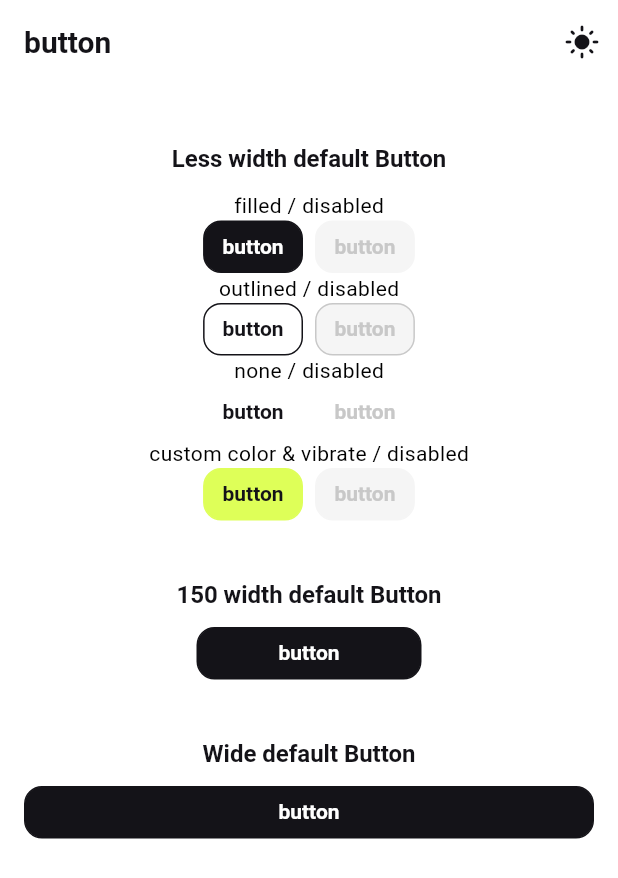
After one commit to noncelab/coconut_design_system, a Flutter app: the ButtonScreen screen opened by its route, after a tap on "button", on a phone screen of 412 x 824 dp. The commit adds this screen. Shown: the top 878 px of the screen. Run offline on Flutter 3.47's test engine with Material 3 defaults, Android fonts, the phone set to English and light mode, and no system bars; our stand-ins replace flutter_svg, go_router, vibration; Roboto replaces fonts that are missing (Pretendard).

Commit message:
feat: define CoconutButton and apply to example

````diff
--- a/example/lib/main.dart
+++ b/example/lib/main.dart
@@ -1,4 +1,5 @@
 import 'package:coconut_design_system/coconut_design_system.dart';
+import 'package:example/screens/button.dart';
 import 'package:example/screens/color.dart';
 import 'package:example/screens/home.dart';
 import 'package:example/screens/icon.dart';
@@ -64,5 +65,10 @@ final GoRouter _router = GoRouter(
       path: '/icon',
       builder: (context, state) => const IconScreen(),
     ),
+    GoRoute(
+      name: 'button',
+      path: '/button',
+      builder: (context, state) => const ButtonScreen(),
+    ),
   ],
 );
--- /dev/null
+++ b/example/lib/screens/button.dart
@@ -0,0 +1,132 @@
+import 'package:example/appbar.dart';
+import 'package:example/provider/theme_provider.dart';
+import 'package:flutter/material.dart';
+import 'package:coconut_design_system/coconut_design_system.dart';
+import 'package:provider/provider.dart';
+
+class ButtonScreen extends StatelessWidget {
+  const ButtonScreen({super.key});
+
+  @override
+  Widget build(BuildContext context) {
+    return Scaffold(
+      appBar: const MyAppBar(),
+      body: SingleChildScrollView(
+        child: Consumer<ThemeProvider>(
+          builder: (context, themeProvider, child) {
+            final isDarkMode = themeProvider.themeMode == ThemeMode.dark;
+            final brightness = isDarkMode ? Brightness.dark : Brightness.light;
+
+            return Padding(
+              padding: const EdgeInsets.symmetric(
+                  horizontal: CoconutLayout.defaultPadding),
+              child: Center(
+                child: Column(
+                  children: [
+                    _titleBox('Less width default Button', brightness),
+                    _buttonBox(
+                      'filled / disabled',
+                      brightness,
+                      CoconutButton(
+                        brightness: brightness,
+                        text: 'button',
+                        onPressed: () => debugPrint('button Pressed!'),
+                      ),
+                    ),
+                    _buttonBox(
+                      'outlined / disabled',
+                      brightness,
+                      CoconutButton(
+                        brightness: brightness,
+                        text: 'button',
+                        buttonType: CoconutButtonType.outlined,
+                        onPressed: () => debugPrint('button Pressed!'),
+                      ),
+                    ),
+                    _buttonBox(
+                      'none / disabled',
+                      brightness,
+                      CoconutButton(
+                        brightness: brightness,
+                        text: 'button',
+                        buttonType: CoconutButtonType.none,
+                        onPressed: () => debugPrint('button Pressed!'),
+                      ),
+                    ),
+                    _buttonBox(
+                      'custom color & vibrate / disabled',
+                      brightness,
+                      CoconutButton(
+                        brightness: brightness,
+                        text: 'button',
+                        backgroundColor: CoconutColors.primary,
+                        foregroundColor: CoconutColors.black,
+                        pressedTextColor: CoconutColors.black,
+                        buttonType: CoconutButtonType.filled,
+                        isVibrateActive: true,
+                        onPressed: () => debugPrint('button Pressed!'),
+                      ),
+                    ),
+                    _titleBox('150 width default Button', brightness),
+                    CoconutButton(
+                      brightness: brightness,
+                      text: 'button',
+                      width: 150,
+                      onPressed: () => debugPrint('button Pressed!'),
+                    ),
+                    _titleBox('Wide default Button', brightness),
+                    CoconutButton(
+                      brightness: brightness,
+                      text: 'button',
+                      isExpand: true,
+                      onPressed: () => debugPrint('button Pressed!'),
+                    ),
+                  ],
+                ),
+              ),
+            );
+          },
+        ),
+      ),
+    );
+  }
+
+  Widget _titleBox(String title, Brightness brightness) {
+    return Column(
+      crossAxisAlignment: CrossAxisAlignment.center,
+      children: [
+        CoconutLayout.spacing_1000h,
+        Text(
+          title,
+          style: CoconutTypography.body1_16_Bold.setColor(
+            CoconutColors.onPrimary(brightness),
+          ),
+        ),
+        CoconutLayout.spacing_300h,
+      ],
+    );
+  }
+
+  Widget _buttonBox(
+    String subtitle,
+    Brightness brightness,
+    CoconutButton child,
+  ) {
+    return Column(
+      crossAxisAlignment: CrossAxisAlignment.center,
+      children: [
+        Text(subtitle),
+        Row(
+          mainAxisAlignment: MainAxisAlignment.center,
+          children: [
+            child,
+            CoconutLayout.spacing_200w,
+            child.copyWith(
+              isActive: false,
+            )
+          ],
+        )
+      ],
+    );
+  }
+}
--- a/lib/src/components/button.dart
+++ b/lib/src/components/button.dart
@@ -0,0 +1,313 @@
+import 'package:coconut_design_system/coconut_design_system.dart';
+import 'package:coconut_design_system/src/util/vibration.dart';
+import 'package:flutter/material.dart';
+
+/// ## **Coconut Design System - Custom Button**
+/// **CoconutButton** is a fully customizable button widget for the Coconut Design System.
+///
+/// ### **Features:**
+/// - Supports **filled, outlined, and none** button types.
+/// - Automatically adjusts colors for **light and dark mode**.
+/// - Includes **vibration feedback** on click (optional).
+/// - Allows buttons to be **fully expanded** to the screen width.
+/// - Customizable **border, radius, padding, and typography**.
+///
+/// ### **Usage Example:**
+/// ```dart
+/// CoconutButton(
+///   brightness: Brightness.light,
+///   text: "Click Me",
+///   onPressed: () {
+///     print("Button Clicked!");
+///   },
+/// )
+/// ```
+class CoconutButton extends StatefulWidget {
+  /// **Brightness of the button**
+  /// - Affects default color scheme (light/dark mode).
+  final Brightness brightness;
+
+  /// **Button width**
+  /// - If `isExpand` is `true`, it takes the full screen width.
+  final double? width;
+
+  /// **Button height** (Optional)
+  final double? height;
+
+  /// **Padding inside the button**
+  /// - Default: `EdgeInsets.symmetric(vertical: 8, horizontal: 12)`
+  final EdgeInsets padding;
+
+  /// **Border width**
+  /// - Default: `1`
+  final double borderWidth;
+
+  /// **Border radius (rounded corners)**
+  /// - Default: `12`
+  final double borderRadius;
+
+  /// **Callback function when button is clicked**
+  final VoidCallback onPressed;
+
+  /// **Button label text**
+  final String text;
+
+  /// **Text style for the button label**
+  final TextStyle textStyle;
+
+  /// **Background color (default varies based on brightness)**
+  final Color backgroundColor;
+
+  /// **Text color (default varies based on brightness)**
+  final Color foregroundColor;
+
+  /// **Background color when button is pressed**
+  final Color pressedBackgroundColor;
+
+  /// **Text color when button is pressed**
+  final Color pressedForegroundColor;
+
+  /// **Text color when button is pressed**
+  final Color pressedTextColor;
+
+  /// **Background color when button is disabled**
+  final Color disabledBackgroundColor;
+
+  /// **Text color when button is disabled**
+  final Color disabledForegroundColor;
+
+  /// **Enable vibration feedback when clicked**
+  /// - Default: `false`
+  final bool isVibrateActive;
+
+  /// **Button active state**
+  /// - If `false`, the button appears disabled.
+  final bool isActive;
+
+  /// **Expand button width to full screen**
+  /// - If `true`, the button takes the full width of the screen.
+  final bool isExpand;
+
+  /// **Button type (filled, outlined, none)**
+  final CoconutButtonType buttonType;
+
+  /// **Constructor for CoconutButton**
+  CoconutButton({
+    super.key,
+    required this.brightness,
+    this.width,
+    this.height,
+    EdgeInsets? padding,
+    this.borderWidth = 1,
+    this.borderRadius = 12,
+    required this.onPressed,
+    required this.text,
+    TextStyle? textStyle,
+    this.isVibrateActive = false,
+    this.isActive = true,
+    this.isExpand = false,
+    Color? backgroundColor,
+    Color? foregroundColor,
+    Color? pressedBackgroundColor,
+    Color? pressedForegroundColor,
+    Color? disabledBackgroundColor,
+    Color? disabledForegroundColor,
+    Color? pressedTextColor,
+    this.buttonType = CoconutButtonType.filled,
+  })  : padding =
+            padding ?? const EdgeInsets.symmetric(vertical: 8, horizontal: 12),
+        backgroundColor = backgroundColor ??
+            (brightness == Brightness.light
+                ? CoconutColors.black
+                : CoconutColors.white),
+        foregroundColor = foregroundColor ??
+            (brightness == Brightness.light
+                ? CoconutColors.white
+                : CoconutColors.black),
+        pressedBackgroundColor = pressedBackgroundColor ??
+            (backgroundColor ??
+                    (brightness == Brightness.light
+                        ? CoconutColors.black
+                        : CoconutColors.white))
+                .withOpacity(0.5),
+        pressedForegroundColor = pressedForegroundColor ??
+            (brightness == Brightness.light
+                ? CoconutColors.white
+                : CoconutColors.black),
+        pressedTextColor = pressedTextColor ??
+            (brightness == Brightness.light
+                ? CoconutColors.white
+                : CoconutColors.black),
+        disabledBackgroundColor = disabledBackgroundColor ??
+            (brightness == Brightness.light
+                ? CoconutColors.gray150
+                : CoconutColors.gray800),
+        disabledForegroundColor = disabledForegroundColor ??
+            (brightness == Brightness.light
+                ? CoconutColors.gray350
+                : CoconutColors.gray700),
+        textStyle = textStyle ??
+            CoconutTypography.body2_14_Bold
+                .setColor(CoconutColors.onPrimary(brightness));
+
+  @override
+  State<CoconutButton> createState() => _CoconutButtonState();
+}
+
+/// **Button types for CoconutButton**
+enum CoconutButtonType {
+  filled, // Solid button with background color
+  outlined, // Border-only button
+  none, // No background, text-only button
+}
+
+class _CoconutButtonState extends State<CoconutButton> {
+  bool isPressing = false;
+
+  @override
+  Widget build(BuildContext context) {
+    return GestureDetector(
+      onTapDown: (details) {
+        setState(() {
+          isPressing = true;
+        });
+      },
+      onTapUp: (details) {
+        setState(() {
+          isPressing = false;
+        });
+      },
+      onTapCancel: () {
+        setState(() {
+          isPressing = false;
+        });
+      },
+      onTap: () {
+        onTap();
+        setState(() {
+          isPressing = false;
+        });
+      },
+      child: Container(
+        width: getButtonWidth(context),
+        height: widget.height,
+        padding: widget.padding,
+        decoration: BoxDecoration(
+          color: getBackgroundColor(),
+          border:
+              Border.all(width: widget.borderWidth, color: getOutlineColor()),
+          borderRadius: BorderRadius.circular(
+            widget.borderRadius,
+          ),
+        ),
+        child: Text(
+          widget.text,
+          textAlign: TextAlign.center,
+          style: widget.textStyle.merge(
+            TextStyle(
+              color: getForegroundColor(),
+            ),
+          ),
+        ),
+      ),
+    );
+  }
+
+  /// **Returns the appropriate background color based on state**
+  Color getBackgroundColor() {
+    if (!widget.isActive) {
+      return switch (widget.buttonType) {
+        CoconutButtonType.filled => widget.disabledBackgroundColor,
+        CoconutButtonType.outlined => widget.disabledBackgroundColor,
+        CoconutButtonType.none => Colors.transparent,
+      };
+    }
+    if (widget.buttonType == CoconutButtonType.none) return Colors.transparent;
+    if (isPressing) return widget.pressedBackgroundColor;
+    return widget.buttonType == CoconutButtonType.filled
+        ? widget.backgroundColor
+        : widget.brightness == Brightness.light
+            ? CoconutColors.white
+            : CoconutColors.black;
+  }
+
+  /// **Determines button width based on `isExpand` flag**
+  double? getButtonWidth(BuildContext context) =>
+      widget.isExpand ? MediaQuery.sizeOf(context).width : widget.width;
+
+  /// **Returns the appropriate text color based on state**
+  Color getForegroundColor() {
+    if (!widget.isActive) return widget.disabledForegroundColor;
+    final Color textColor =
+        widget.textStyle.color ?? CoconutColors.onPrimary(widget.brightness);
+    return switch (widget.buttonType) {
+      CoconutButtonType.filled =>
+        isPressing ? widget.pressedTextColor : widget.foregroundColor,
+      CoconutButtonType.outlined =>
+        isPressing ? textColor.withOpacity(0.5) : textColor,
+      CoconutButtonType.none =>
+        isPressing ? textColor.withOpacity(0.5) : textColor,
+    };
+  }
+
+  /// **Returns the appropriate border color based on state**
+  Color getOutlineColor() {
+    if (!widget.isActive) {
+      return switch (widget.buttonType) {
+        CoconutButtonType.filled => widget.disabledBackgroundColor,
+        CoconutButtonType.outlined => widget.disabledForegroundColor,
+        CoconutButtonType.none => Colors.transparent,
+      };
+    }
+    if (isPressing) {
+      return switch (widget.buttonType) {
+        CoconutButtonType.filled => Colors.transparent,
+        CoconutButtonType.outlined => widget.textStyle.color!.withOpacity(0.5),
+        CoconutButtonType.none => Colors.transparent,
+      };
+    }
+    return switch (widget.buttonType) {
+      CoconutButtonType.filled => widget.backgroundColor,
+      CoconutButtonType.outlined => widget.backgroundColor,
+      CoconutButtonType.none => Colors.transparent,
+    };
+  }
+
+  /// **Handles button click action**
+  void onTap() {
+    if (!widget.isActive) return;
+    if (widget.isVibrateActive) vibrateLight();
+    widget.onPressed.call();
+  }
+}
+
+extension CoconutButtonCopy on CoconutButton {
+  CoconutButton copyWith({
+    Brightness? brightness,
+    String? text,
+    Color? backgroundColor,
+    Color? foregroundColor,
+    bool? isActive,
+    bool? isExpand,
+    double? width,
+    double? height,
+  }) {
+    return CoconutButton(
+      brightness: brightness ?? this.brightness,
+      text: text ?? this.text,
+      onPressed: onPressed,
+      backgroundColor: backgroundColor ?? this.backgroundColor,
+      foregroundColor: foregroundColor ?? this.foregroundColor,
+      isActive: isActive ?? this.isActive,
+      isExpand: isExpand ?? this.isExpand,
+      borderRadius: borderRadius,
+      borderWidth: borderWidth,
+      height: height ?? this.height,
+      width: width ?? this.width,
+      padding: padding,
+      textStyle: textStyle,
+      buttonType: buttonType,
+      isVibrateActive: isVibrateActive,
+    );
+  }
+}
--- a/lib/src/theme/typography.dart
+++ b/lib/src/theme/typography.dart
@@ -234,3 +234,9 @@ class CoconutTypography {
     'Caption (10p,x Number Bold)': caption_10_NumberBold,
   };
 }
+
+extension TextColorExtension on TextStyle {
+  TextStyle setColor(Color color) {
+    return copyWith(color: color);
+  }
+}
````
